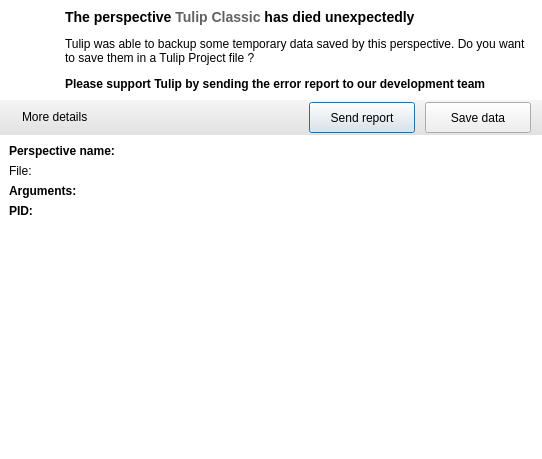
Before: the Qt Designer form software/tulip/designer/TulipPerspectiveCrashHandler.ui in vadivelselvaraj/TulipGLImprovement, drawn with Qt 5.
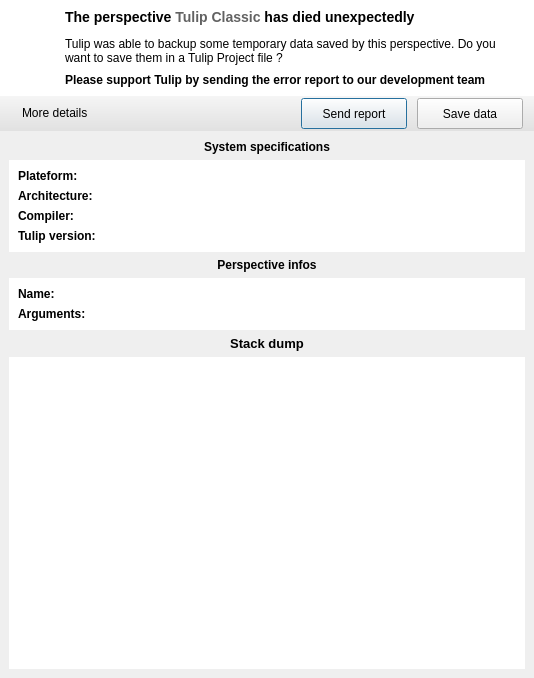
After: the same form once the commit is applied. Icons and pictures are not drawn.

Commit message: Tulip can now send crash reports !

```diff
--- a/software/tulip/designer/TulipPerspectiveCrashHandler.ui
+++ b/software/tulip/designer/TulipPerspectiveCrashHandler.ui
@@ -6,8 +6,8 @@
    <rect>
     <x>0</x>
     <y>0</y>
-    <width>542</width>
-    <height>459</height>
+    <width>534</width>
+    <height>678</height>
    </rect>
   </property>
   <property name="windowTitle">
@@ -102,6 +102,8 @@
        </widget>
       </item>
       <item>
+       <layout class="QVBoxLayout" name="verticalLayout_3">
+        <item>
        <widget class="QLabel" name="title">
         <property name="sizePolicy">
          <sizepolicy hsizetype="Expanding" vsizetype="Preferred">
@@ -112,9 +114,7 @@
         <property name="text">
          <string>&lt;p&gt;&lt;span style=&quot;font-size: large;&quot;&gt;&lt;b&gt;The perspective &lt;span style=&quot;color: #626262&quot;&gt;Tulip Classic&lt;/span&gt; has died unexpectedly&lt;/b&gt;&lt;/span&gt;&lt;/p&gt;
 
-&lt;p&gt;Tulip was able to backup some temporary data saved by this perspective. Do you want to save them in a Tulip Project file ?&lt;/p&gt;
-
-&lt;p&gt;&lt;b&gt;Please support Tulip by sending the error report to our development team&lt;/b&gt;&lt;/p&gt;</string>
+&lt;p&gt;Tulip was able to backup some temporary data saved by this perspective. Do you want to save them in a Tulip Project file ?&lt;/p&gt;</string>
         </property>
         <property name="alignment">
          <set>Qt::AlignLeading|Qt::AlignLeft|Qt::AlignTop</set>
@@ -124,6 +124,18 @@
         </property>
        </widget>
       </item>
+        <item>
+         <widget class="QLabel" name="errorReportTitle">
+          <property name="text">
+           <string>&lt;p&gt;&lt;b&gt;Please support Tulip by sending the error report to our development team&lt;/b&gt;&lt;/p&gt;</string>
+          </property>
+          <property name="wordWrap">
+           <bool>true</bool>
+          </property>
+         </widget>
+        </item>
+       </layout>
+      </item>
      </layout>
     </widget>
    </item>
@@ -222,11 +234,6 @@
        <verstretch>0</verstretch>
       </sizepolicy>
      </property>
-     <property name="styleSheet">
-      <string notr="true">#detailsFrame {
-	background-color: white;
-}</string>
-     </property>
      <property name="frameShape">
       <enum>QFrame::NoFrame</enum>
      </property>
@@ -235,20 +242,153 @@
      </property>
      <layout class="QVBoxLayout" name="verticalLayout_2">
       <item>
+       <widget class="QLabel" name="specsTitle">
+        <property name="sizePolicy">
+         <sizepolicy hsizetype="Preferred" vsizetype="Maximum">
+          <horstretch>0</horstretch>
+          <verstretch>0</verstretch>
+         </sizepolicy>
+        </property>
+        <property name="text">
+         <string>&lt;b&gt;System specifications&lt;/b&gt;</string>
+        </property>
+        <property name="alignment">
+         <set>Qt::AlignCenter</set>
+        </property>
+       </widget>
+      </item>
+      <item>
+       <widget class="QFrame" name="specsFrame">
+        <property name="sizePolicy">
+         <sizepolicy hsizetype="Preferred" vsizetype="Maximum">
+          <horstretch>0</horstretch>
+          <verstretch>0</verstretch>
+         </sizepolicy>
+        </property>
+        <property name="styleSheet">
+         <string notr="true">#specsFrame { 
+  background-color: white; 
+  border-bottom: 1px solid &quot;#C9C9C9&quot;;
+  border-top: 1px solid &quot;#C9C9C9&quot;;
+  border-left: 1px solid &quot;#C9C9C9&quot;;
+  border-right: 1px solid &quot;#C9C9C9&quot;;
+}
+</string>
+        </property>
+        <property name="frameShape">
+         <enum>QFrame::NoFrame</enum>
+        </property>
+        <property name="frameShadow">
+         <enum>QFrame::Raised</enum>
+        </property>
        <layout class="QFormLayout" name="formLayout">
+         <property name="labelAlignment">
+          <set>Qt::AlignLeading|Qt::AlignLeft|Qt::AlignVCenter</set>
+         </property>
+         <item row="0" column="0">
+          <widget class="QLabel" name="plateformTitle">
+           <property name="text">
+            <string>&lt;b&gt;Plateform:&lt;/b&gt;</string>
+           </property>
+          </widget>
+         </item>
+         <item row="1" column="0">
+          <widget class="QLabel" name="archTitle">
+           <property name="text">
+            <string>&lt;b&gt;Architecture:&lt;/b&gt;</string>
+           </property>
+          </widget>
+         </item>
+         <item row="2" column="0">
+          <widget class="QLabel" name="compilerTitle">
+           <property name="text">
+            <string>&lt;b&gt;Compiler:&lt;/b&gt;</string>
+           </property>
+          </widget>
+         </item>
+         <item row="3" column="0">
+          <widget class="QLabel" name="versionTitle">
+           <property name="text">
+            <string>&lt;b&gt;Tulip version:&lt;/b&gt;</string>
+           </property>
+          </widget>
+         </item>
+         <item row="0" column="1">
+          <widget class="QLabel" name="plateformValue">
+           <property name="text">
+            <string/>
+           </property>
+          </widget>
+         </item>
+         <item row="1" column="1">
+          <widget class="QLabel" name="archValue">
+           <property name="text">
+            <string/>
+           </property>
+          </widget>
+         </item>
+         <item row="2" column="1">
+          <widget class="QLabel" name="compilerValue">
+           <property name="text">
+            <string/>
+           </property>
+          </widget>
+         </item>
+         <item row="3" column="1">
+          <widget class="QLabel" name="versionValue">
+           <property name="text">
+            <string/>
+           </property>
+          </widget>
+         </item>
+        </layout>
+       </widget>
+      </item>
+      <item>
+       <widget class="QLabel" name="label">
+        <property name="text">
+         <string>&lt;b&gt;Perspective infos&lt;/b&gt;</string>
+        </property>
+        <property name="alignment">
+         <set>Qt::AlignCenter</set>
+        </property>
+       </widget>
+      </item>
+      <item>
+       <widget class="QFrame" name="perspectiveFrame">
+        <property name="sizePolicy">
+         <sizepolicy hsizetype="Preferred" vsizetype="Maximum">
+          <horstretch>0</horstretch>
+          <verstretch>0</verstretch>
+         </sizepolicy>
+        </property>
+        <property name="styleSheet">
+         <string notr="true">#perspectiveFrame { 
+  background-color: white; 
+  border-bottom: 1px solid &quot;#C9C9C9&quot;;
+  border-top: 1px solid &quot;#C9C9C9&quot;;
+  border-left: 1px solid &quot;#C9C9C9&quot;;
+  border-right: 1px solid &quot;#C9C9C9&quot;;
+}
+</string>
+        </property>
+        <property name="frameShape">
+         <enum>QFrame::NoFrame</enum>
+        </property>
+        <property name="frameShadow">
+         <enum>QFrame::Raised</enum>
+        </property>
+        <layout class="QFormLayout" name="formLayout_2">
         <property name="fieldGrowthPolicy">
          <enum>QFormLayout::ExpandingFieldsGrow</enum>
         </property>
         <property name="labelAlignment">
          <set>Qt::AlignLeading|Qt::AlignLeft|Qt::AlignVCenter</set>
         </property>
-        <property name="bottomMargin">
-         <number>0</number>
-        </property>
         <item row="0" column="0">
-         <widget class="QLabel" name="perspectiveNameHeader">
+          <widget class="QLabel" name="perspectiveNameTitle">
           <property name="text">
-           <string>&lt;b&gt;Perspective name:&lt;/b&gt;</string>
+            <string>&lt;b&gt;Name:&lt;/b&gt;</string>
           </property>
          </widget>
         </item>
@@ -260,58 +400,51 @@
          </widget>
         </item>
         <item row="1" column="0">
-         <widget class="QLabel" name="fileHeader">
-          <property name="text">
-           <string>&lt;b&gt;File:&lt;/b&gt;</string>
-          </property>
-         </widget>
-        </item>
-        <item row="2" column="0">
-         <widget class="QLabel" name="argumentsHeader">
+          <widget class="QLabel" name="perspectiveArgumentsTitle">
           <property name="text">
            <string>&lt;b&gt;Arguments:&lt;/b&gt;</string>
           </property>
          </widget>
         </item>
-        <item row="3" column="0">
-         <widget class="QLabel" name="pidHeader">
-          <property name="text">
-           <string>&lt;b&gt;PID:&lt;/b&gt;</string>
-          </property>
-         </widget>
-        </item>
-        <item row="3" column="1">
-         <widget class="QLabel" name="pidValue">
-          <property name="text">
-           <string/>
-          </property>
-         </widget>
-        </item>
-        <item row="2" column="1">
-         <widget class="QLabel" name="argumentsValue">
-          <property name="text">
-           <string/>
-          </property>
-         </widget>
-        </item>
         <item row="1" column="1">
-         <widget class="QLabel" name="fileValue">
+          <widget class="QLabel" name="perspectiveArgumentsValue">
           <property name="text">
            <string/>
           </property>
          </widget>
         </item>
        </layout>
+       </widget>
       </item>
       <item>
-       <widget class="QPlainTextEdit" name="stackTrace">
+       <widget class="QLabel" name="dumpTitle">
+        <property name="text">
+         <string>&lt;!DOCTYPE HTML PUBLIC &quot;-//W3C//DTD HTML 4.0//EN&quot; &quot;http://www.w3.org/TR/REC-html40/strict.dtd&quot;&gt;
+&lt;html&gt;&lt;head&gt;&lt;meta name=&quot;qrichtext&quot; content=&quot;1&quot; /&gt;&lt;style type=&quot;text/css&quot;&gt;
+p, li { white-space: pre-wrap; }
+&lt;/style&gt;&lt;/head&gt;&lt;body style=&quot; font-family:'DejaVu Sans'; font-size:10pt; font-weight:400; font-style:normal;&quot;&gt;
+&lt;p style=&quot; margin-top:0px; margin-bottom:0px; margin-left:0px; margin-right:0px; -qt-block-indent:0; text-indent:0px;&quot;&gt;&lt;span style=&quot; font-weight:600;&quot;&gt;Stack dump&lt;/span&gt;&lt;/p&gt;&lt;/body&gt;&lt;/html&gt;</string>
+        </property>
+        <property name="alignment">
+         <set>Qt::AlignCenter</set>
+        </property>
+       </widget>
+      </item>
+      <item>
+       <widget class="QPlainTextEdit" name="dumpEdit">
+        <property name="minimumSize">
+         <size>
+          <width>0</width>
+          <height>250</height>
+         </size>
+        </property>
         <property name="styleSheet">
-         <string notr="true">#stackTrace { 
-background-color: white; 
-border-bottom: 1px solid &quot;#C9C9C9&quot;;
-border-top: 1px solid &quot;#C9C9C9&quot;;
-border-left: 1px solid &quot;#C9C9C9&quot;;
-border-right: 1px solid &quot;#C9C9C9&quot;;
+         <string notr="true">#dumpEdit { 
+  background-color: white; 
+  border-bottom: 1px solid &quot;#C9C9C9&quot;;
+  border-top: 1px solid &quot;#C9C9C9&quot;;
+  border-left: 1px solid &quot;#C9C9C9&quot;;
+  border-right: 1px solid &quot;#C9C9C9&quot;;
 }</string>
         </property>
         <property name="frameShape">
```
Left out of the diff: 5 changed lines with no effect on the pictures. Lines whose indentation alone changed are shown as unchanged. The commit also changes 10 other files.
